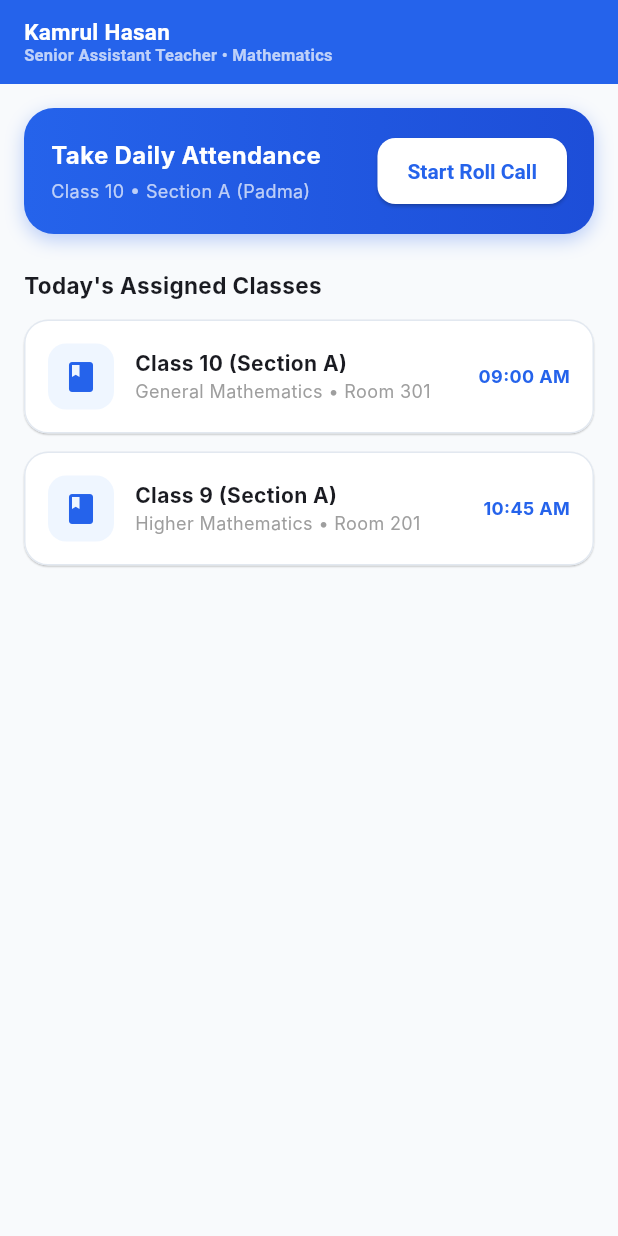
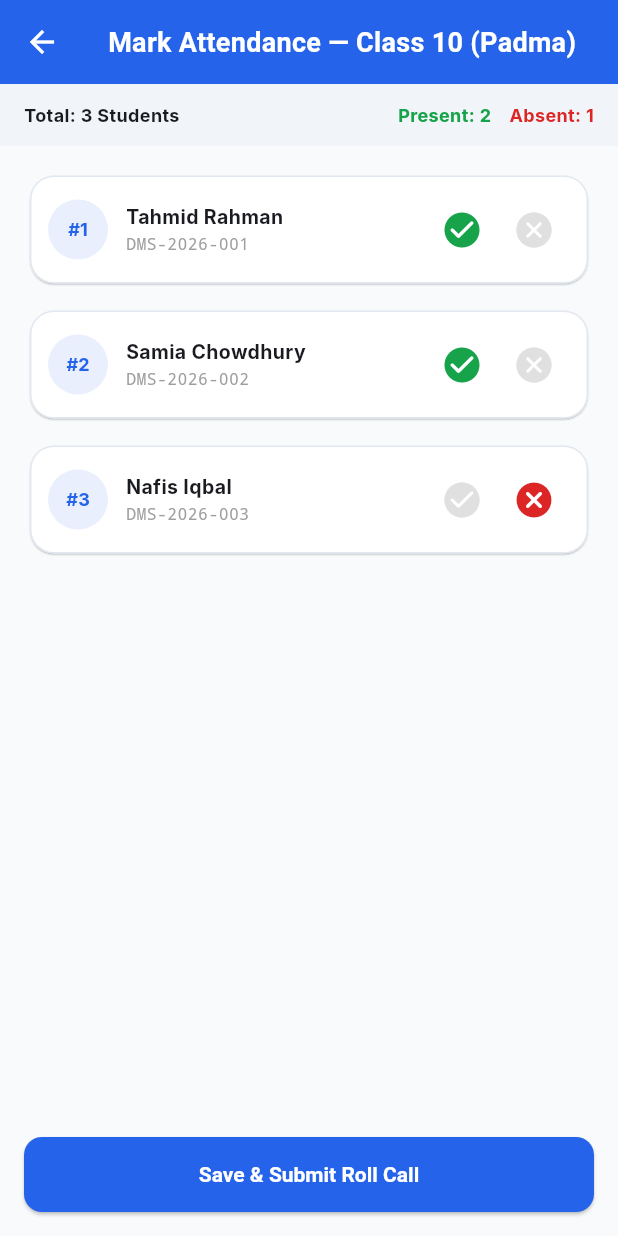
Before and after one commit to isratjahaan/sis-smart-school, a Flutter app: the TeacherDashboardScreen screen opened directly, after a tap on "Start Roll Call", on a phone screen of 412 x 824 dp. Run offline on Flutter 3.47's test engine with Material 3 defaults, Android fonts, the phone set to English and light mode, and no system bars; our stand-ins replace flutter_riverpod, shared_preferences, supabase_flutter; accounts and stored records are empty; Roboto replaces fonts that are missing (Inter); statements that could not run were skipped.

Commit message:
feat(mobile): add full Flutter dashboards for Student, Parent, Teacher with Routine, Results, Fees, Digital ID, and Roll Call screens

```diff
--- /dev/null
+++ b/apps/mobile/lib/features/teacher/attendance_marking_screen.dart
@@ -0,0 +1,137 @@
+import 'package:flutter/material.dart';
+
+class AttendanceMarkingScreen extends StatefulWidget {
+  const AttendanceMarkingScreen({Key? key}) : super(key: key);
+
+  @override
+  State<AttendanceMarkingScreen> createState() => _AttendanceMarkingScreenState();
+}
+
+class _AttendanceMarkingScreenState extends State<AttendanceMarkingScreen> {
+  final students = [
+    {'id': '1', 'roll': 1, 'idNumber': 'DMS-2026-001', 'name': 'Tahmid Rahman', 'status': 'present'},
+    {'id': '2', 'roll': 2, 'idNumber': 'DMS-2026-002', 'name': 'Samia Chowdhury', 'status': 'present'},
+    {'id': '3', 'roll': 3, 'idNumber': 'DMS-2026-003', 'name': 'Nafis Iqbal', 'status': 'absent'},
+  ];
+
+  void _setStatus(int index, String status) {
+    setState(() {
+      students[index]['status'] = status;
+    });
+  }
+
+  void _submit() {
+    ScaffoldMessenger.of(context).showSnackBar(
+      const SnackBar(content: Text('Attendance submitted and synchronized with central Supabase backend!')),
+    );
+    Navigator.pop(context);
+  }
+
+  @override
+  Widget build(BuildContext context) {
+    final presentCount = students.where((s) => s['status'] == 'present').length;
+    final absentCount = students.where((s) => s['status'] == 'absent').length;
+
+    return Scaffold(
+      appBar: AppBar(
+        title: const Text('Mark Attendance — Class 10 (Padma)'),
+      ),
+      body: Column(
+        children: [
+          // Summary Counter Strip
+          Container(
+            padding: const EdgeInsets.symmetric(horizontal: 16, vertical: 12),
+            color: const Color(0xFFF1F5F9),
+            child: Row(
+              mainAxisAlignment: MainAxisAlignment.spaceBetween,
+              children: [
+                Text('Total: ${students.length} Students', style: const TextStyle(fontWeight: FontWeight.bold, fontSize: 12)),
+                Row(
+                  children: [
+                    Text('Present: $presentCount', style: const TextStyle(color: Color(0xFF16A34A), fontWeight: FontWeight.bold, fontSize: 12)),
+                    const SizedBox(width: 12),
+                    Text('Absent: $absentCount', style: const TextStyle(color: Color(0xFFDC2626), fontWeight: FontWeight.bold, fontSize: 12)),
+                  ],
+                ),
+              ],
+            ),
+          ),
+
+          // Students Attendance List
+          Expanded(
+            child: ListView.separated(
+              padding: const EdgeInsets.all(16),
+              itemCount: students.length,
+              separatorBuilder: (_, __) => const SizedBox(height: 10),
+              itemBuilder: (context, index) {
+                final s = students[index];
+                final status = s['status'] as String;
+
+                return Card(
+                  child: Padding(
+                    padding: const EdgeInsets.all(12),
+                    child: Row(
+                      children: [
+                        CircleAvatar(
+                          backgroundColor: const Color(0xFF2563EB).withOpacity(0.1),
+                          child: Text(
+                            '#${s['roll']}',
+                            style: const TextStyle(fontWeight: FontWeight.bold, color: Color(0xFF2563EB), fontSize: 12),
+                          ),
+                        ),
+                        const SizedBox(width: 12),
+                        Expanded(
+                          child: Column(
+                            crossAxisAlignment: CrossAxisAlignment.start,
+                            children: [
+                              Text(s['name'] as String, style: const TextStyle(fontWeight: FontWeight.bold, fontSize: 13)),
+                              Text(s['idNumber'] as String, style: const TextStyle(fontFamily: 'monospace', fontSize: 11, color: Colors.grey)),
+                            ],
+                          ),
+                        ),
+                        Row(
+                          children: [
+                            IconButton(
+                              onPressed: () => _setStatus(index, 'present'),
+                              icon: Icon(
+                                Icons.check_circle_rounded,
+                                color: status == 'present' ? const Color(0xFF16A34A) : Colors.grey.shade300,
+                                size: 28,
+                              ),
+                            ),
+                            IconButton(
+                              onPressed: () => _setStatus(index, 'absent'),
+                              icon: Icon(
+                                Icons.cancel_rounded,
+                                color: status == 'absent' ? const Color(0xFFDC2626) : Colors.grey.shade300,
+                                size: 28,
+                              ),
+                            ),
+                          ],
+                        ),
+                      ],
+                    ),
+                  ),
+                );
+              },
+            ),
+          ),
+
+          // Bottom Submit Button
+          Padding(
+            padding: const EdgeInsets.all(16),
+            child: SizedBox(
+              width: double.infinity,
+              height: 50,
+              child: ElevatedButton(
+                onPressed: _submit,
+                style: ElevatedButton.styleFrom(backgroundColor: const Color(0xFF2563EB)),
+                child: const Text('Save & Submit Roll Call', style: TextStyle(color: Colors.white, fontWeight: FontWeight.bold)),
+              ),
+            ),
+          ),
+        ],
+      ),
+    );
+  }
+}
--- a/apps/mobile/lib/features/teacher/teacher_dashboard_screen.dart
+++ b/apps/mobile/lib/features/teacher/teacher_dashboard_screen.dart
@@ -1,4 +1,5 @@
 import 'package:flutter/material.dart';
+import 'attendance_marking_screen.dart';
 
 class TeacherDashboardScreen extends StatelessWidget {
   final String teacherName;
@@ -59,7 +60,12 @@ class TeacherDashboardScreen extends StatelessWidget {
                     ),
                   ),
                   ElevatedButton(
-                    onPressed: () {},
+                    onPressed: () {
+                      Navigator.push(
+                        context,
+                        MaterialPageRoute(builder: (_) => const AttendanceMarkingScreen()),
+                      );
+                    },
                     style: ElevatedButton.styleFrom(
                       backgroundColor: Colors.white,
                       foregroundColor: const Color(0xFF2563EB),
```
Also changed, not shown: apps/mobile/lib/features/notices/notices_screen.dart (added, +68 -0 lines), apps/mobile/lib/features/student/fees_screen.dart (added, +188 -0 lines), apps/mobile/lib/features/student/results_screen.dart (added, +100 -0 lines), apps/mobile/lib/features/student/routine_screen.dart (added, +104 -0 lines), apps/mobile/lib/features/student/student_dashboard_screen.dart (+34 -24 lines).
